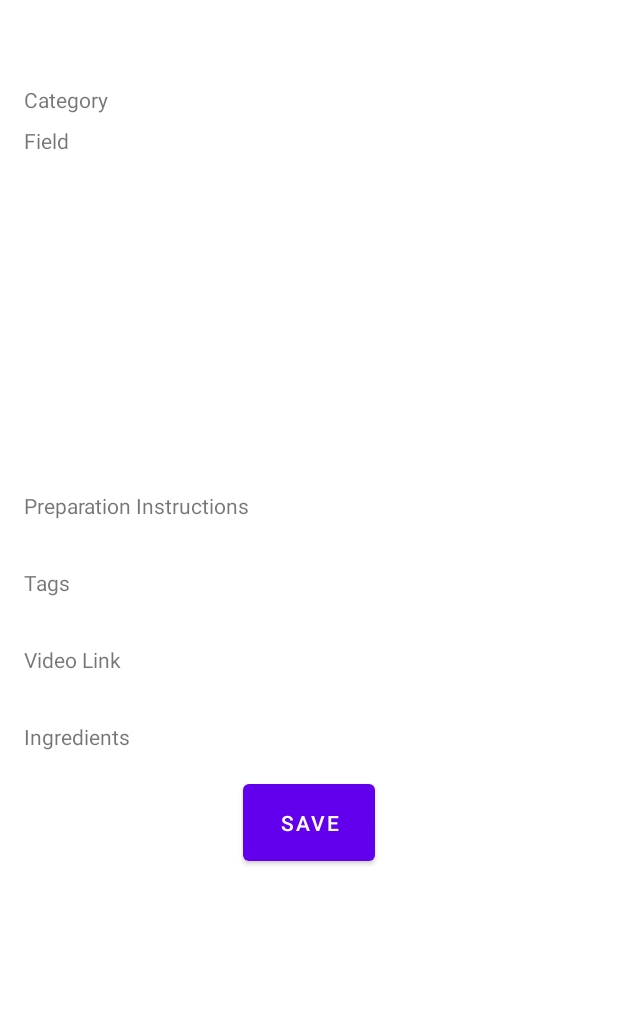
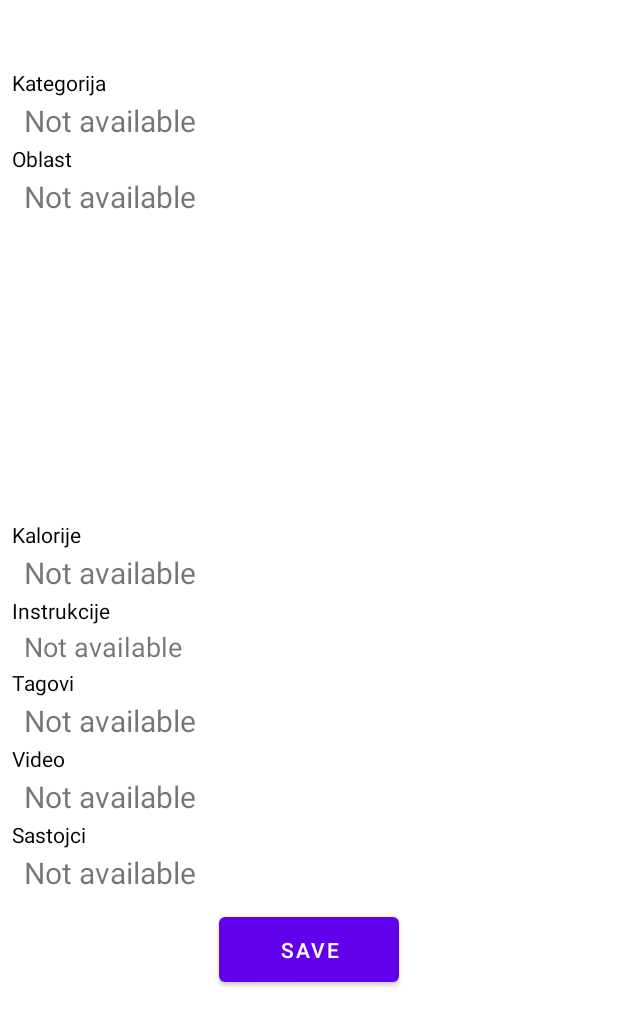
Before and after one commit to MJovanovic40/RMA-Nutrition-Tracker, an Android app: the FoodActivity screen opened directly, with no data from a screen before it, on a phone screen of 412 x 824 dp. Shown: the top 1026 px of the screen. Run offline under Robolectric (Android 15) with nearby library versions, the phone set to English and light mode, and no system bars.

Commit message:
Dodate kalorije za FoodActivity

```diff
--- a/app/src/main/java/rs/raf/projekat_jun_nikola_gavrilovic_rn7822_milan_jovanovic_rn4020/activities/categoryFood/CategoryFoodActivity.java
+++ b/app/src/main/java/rs/raf/projekat_jun_nikola_gavrilovic_rn7822_milan_jovanovic_rn4020/activities/categoryFood/CategoryFoodActivity.java
@@ -77,7 +77,6 @@ public class CategoryFoodActivity extends AppCompatActivity {
                 Intent intent = new Intent(CategoryFoodActivity.this, FoodActivity.class);
                 intent.putExtra("foodName", food.getIme());
                 startActivity(intent);
-                Toast.makeText(CategoryFoodActivity.this, "Nestooooooo", Toast.LENGTH_SHORT).show();
             }
         });
         foodRecyclerView.setAdapter(foodAdapter);
--- a/app/src/main/java/rs/raf/projekat_jun_nikola_gavrilovic_rn7822_milan_jovanovic_rn4020/activities/foodActivity/FoodActivity.java
+++ b/app/src/main/java/rs/raf/projekat_jun_nikola_gavrilovic_rn7822_milan_jovanovic_rn4020/activities/foodActivity/FoodActivity.java
@@ -21,6 +21,7 @@ public class FoodActivity extends AppCompatActivity {
     private TextView videoLinkTextView;
     private TextView ingredientsTextView;
     private Button saveButton;
+    private TextView caloriesTextView;
 
     @Override
     protected void onCreate(Bundle savedInstanceState) {
@@ -38,21 +39,42 @@ public class FoodActivity extends AppCompatActivity {
         videoLinkTextView = findViewById(R.id.videoLinkTextView);
         ingredientsTextView = findViewById(R.id.ingredientsTextView);
         saveButton = findViewById(R.id.saveButton);
+        caloriesTextView = findViewById(R.id.caloriesTextView);
 
         // TODO: dohvati food data i popuni sve
         if(intent != null){
             foodNameTextView.setText(intent.getStringExtra("foodName"));
         }
 
-        categoryTextView.setText("Category");
-        oblastTextView.setText("Field");
-        instructionsTextView.setText("Preparation Instructions");
-        tagsTextView.setText("Tags");
-        videoLinkTextView.setText("Video Link");
-        ingredientsTextView.setText("Ingredients");
+        proveriPolja();
+
 
         saveButton.setOnClickListener(v -> {
             // TODO: odradi saveButton akciju
         });
     }
+
+    public void proveriPolja(){
+        if(categoryTextView.getText().equals("")){
+            categoryTextView.setText("Not available");
+        }
+        if(oblastTextView.getText().equals("")){
+            oblastTextView.setText("Not available");
+        }
+        if(caloriesTextView.getText().equals("")){
+            caloriesTextView.setText("Not available");
+        }
+        if(instructionsTextView.getText().equals("")){
+            instructionsTextView.setText("Not available");
+        }
+        if(tagsTextView.getText().equals("")){
+            tagsTextView.setText("Not available");
+        }
+        if(videoLinkTextView.getText().equals("")){
+            videoLinkTextView.setText("Not available");
+        }
+        if(ingredientsTextView.getText().equals("")){
+            ingredientsTextView.setText("Not available");
+        }
+    }
 }
--- a/app/src/main/java/rs/raf/projekat_jun_nikola_gavrilovic_rn7822_milan_jovanovic_rn4020/activities/homeActivity/fragments/FilterFragment.java
+++ b/app/src/main/java/rs/raf/projekat_jun_nikola_gavrilovic_rn7822_milan_jovanovic_rn4020/activities/homeActivity/fragments/FilterFragment.java
@@ -68,7 +68,6 @@ public class FilterFragment extends Fragment {
                 Intent intent = new Intent(getContext(), FoodActivity.class);
                 intent.putExtra("foodName", food.getIme());
                 startActivity(intent);
-                Toast.makeText(getContext(), "Teksttttttttttttttttttttttttt", Toast.LENGTH_SHORT).show();
             }
         });
         foodRecyclerView.setAdapter(foodAdapter);
--- a/app/src/main/java/rs/raf/projekat_jun_nikola_gavrilovic_rn7822_milan_jovanovic_rn4020/enteties/Food.java
+++ b/app/src/main/java/rs/raf/projekat_jun_nikola_gavrilovic_rn7822_milan_jovanovic_rn4020/enteties/Food.java
@@ -17,6 +17,7 @@ public class Food {
     private List<String> tagovi;
     private String linkSnimku;
     private List<String> sastojci;
+    private int calories;
 
 
     public Food() {
@@ -56,4 +57,60 @@ public class Food {
     public void setImage(Bitmap image) {
         this.image = image;
     }
+
+    public Category getCategory() {
+        return category;
+    }
+
+    public void setCategory(Category category) {
+        this.category = category;
+    }
+
+    public String getOblast() {
+        return oblast;
+    }
+
+    public void setOblast(String oblast) {
+        this.oblast = oblast;
+    }
+
+    public String getInstrukcije() {
+        return instrukcije;
+    }
+
+    public void setInstrukcije(String instrukcije) {
+        this.instrukcije = instrukcije;
+    }
+
+    public List<String> getTagovi() {
+        return tagovi;
+    }
+
+    public void setTagovi(List<String> tagovi) {
+        this.tagovi = tagovi;
+    }
+
+    public String getLinkSnimku() {
+        return linkSnimku;
+    }
+
+    public void setLinkSnimku(String linkSnimku) {
+        this.linkSnimku = linkSnimku;
+    }
+
+    public List<String> getSastojci() {
+        return sastojci;
+    }
+
+    public void setSastojci(List<String> sastojci) {
+        this.sastojci = sastojci;
+    }
+
+    public int getCalories() {
+        return calories;
+    }
+
+    public void setCalories(int calories) {
+        this.calories = calories;
+    }
 }
--- a/app/src/main/res/layout/activity_food.xml
+++ b/app/src/main/res/layout/activity_food.xml
@@ -13,27 +13,45 @@
             android:layout_height="wrap_content"
             android:textAppearance="?android:textAppearanceMedium"
             android:text="Food Name"
-            android:padding="16dp" />
+            android:padding="8dp"
+            android:textSize="20dp"
+            android:textColor="@color/black"/>
+
+        <TextView
+            android:layout_width="wrap_content"
+            android:layout_height="wrap_content"
+            android:text="Kategorija"
+            android:padding="2dp"
+            android:paddingStart="8dp"
+            android:paddingEnd="8dp"
+            android:textColor="@color/black"/>
 
         <TextView
             android:id="@+id/categoryTextView"
             android:layout_width="wrap_content"
             android:layout_height="wrap_content"
             android:textAppearance="?android:textAppearanceSmall"
-            android:text="Category"
+            android:textSize="20dp"
             android:paddingStart="16dp"
-            android:paddingEnd="16dp"
-            android:paddingBottom="8dp" />
+            android:paddingEnd="16dp" />
+
+        <TextView
+            android:layout_width="wrap_content"
+            android:layout_height="wrap_content"
+            android:text="Oblast"
+            android:padding="2dp"
+            android:paddingStart="8dp"
+            android:paddingEnd="8dp"
+            android:textColor="@color/black"/>
 
         <TextView
             android:id="@+id/oblastTextView"
             android:layout_width="wrap_content"
             android:layout_height="wrap_content"
             android:textAppearance="?android:textAppearanceSmall"
-            android:text="Field"
             android:paddingStart="16dp"
             android:paddingEnd="16dp"
-            android:paddingBottom="8dp" />
+            android:textSize="20dp" />
 
         <ImageView
             android:id="@+id/foodImageView"
@@ -41,47 +59,107 @@
             android:layout_height="200dp"
             android:scaleType="centerCrop"
             android:src="@null"
-            android:padding="16dp" />
+            android:padding="8dp" />
+
+        <TextView
+            android:layout_width="wrap_content"
+            android:layout_height="wrap_content"
+            android:text="Kalorije"
+            android:padding="2dp"
+            android:paddingStart="8dp"
+            android:paddingEnd="8dp"
+            android:textColor="@color/black"/>
+
+        <TextView
+            android:id="@+id/caloriesTextView"
+            android:layout_width="match_parent"
+            android:layout_height="wrap_content"
+            android:textAppearance="?android:textAppearanceSmall"
+            android:paddingStart="16dp"
+            android:paddingEnd="16dp"
+            android:textSize="20dp"/>
+
+        <TextView
+            android:layout_width="wrap_content"
+            android:layout_height="wrap_content"
+            android:text="Instrukcije"
+            android:padding="2dp"
+            android:paddingStart="8dp"
+            android:paddingEnd="8dp"
+            android:textColor="@color/black"/>
 
         <TextView
             android:id="@+id/instructionsTextView"
             android:layout_width="match_parent"
             android:layout_height="wrap_content"
             android:textAppearance="?android:textAppearanceSmall"
-            android:text="Preparation Instructions"
-            android:padding="16dp" />
+            android:paddingStart="16dp"
+            android:paddingEnd="16dp"
+            android:textSize="18dp" />
+
+        <TextView
+            android:layout_width="wrap_content"
+            android:layout_height="wrap_content"
+            android:text="Tagovi"
+            android:padding="2dp"
+            android:paddingStart="8dp"
+            android:paddingEnd="8dp"
+            android:textColor="@color/black"/>
 
         <TextView
             android:id="@+id/tagsTextView"
             android:layout_width="match_parent"
             android:layout_height="wrap_content"
             android:textAppearance="?android:textAppearanceSmall"
-            android:text="Tags"
-            android:padding="16dp" />
+            android:paddingStart="16dp"
+            android:paddingEnd="16dp"
+            android:textSize="20dp"/>
+
+        <TextView
+            android:layout_width="wrap_content"
+            android:layout_height="wrap_content"
+            android:text="Video"
+            android:padding="2dp"
+            android:paddingStart="8dp"
+            android:paddingEnd="8dp"
+            android:textColor="@color/black"/>
 
         <TextView
             android:id="@+id/videoLinkTextView"
             android:layout_width="match_parent"
             android:layout_height="wrap_content"
             android:textAppearance="?android:textAppearanceSmall"
-            android:text="Video Link"
-            android:padding="16dp" />
+            android:paddingStart="16dp"
+            android:paddingEnd="16dp"
+            android:textSize="20dp" />
+
+        <TextView
+            android:layout_width="wrap_content"
+            android:layout_height="wrap_content"
+            android:text="Sastojci"
+            android:padding="2dp"
+            android:paddingStart="8dp"
+            android:paddingEnd="8dp"
+            android:textColor="@color/black"/>
 
         <TextView
             android:id="@+id/ingredientsTextView"
             android:layout_width="match_parent"
             android:layout_height="wrap_content"
             android:textAppearance="?android:textAppearanceSmall"
-            android:text="Ingredients"
-            android:padding="16dp" />
+            android:paddingStart="16dp"
+            android:paddingEnd="16dp"
+            android:textSize="20dp" />
 
         <Button
             android:id="@+id/saveButton"
-            android:layout_width="wrap_content"
+            android:layout_width="120dp"
             android:layout_height="wrap_content"
             android:text="Save"
             android:layout_gravity="center_horizontal"
-            android:padding="16dp" />
+            android:padding="12dp"
+            android:layout_marginTop="10dp"
+            android:layout_marginBottom="10dp"/>
 
     </LinearLayout>
 </ScrollView>
```
